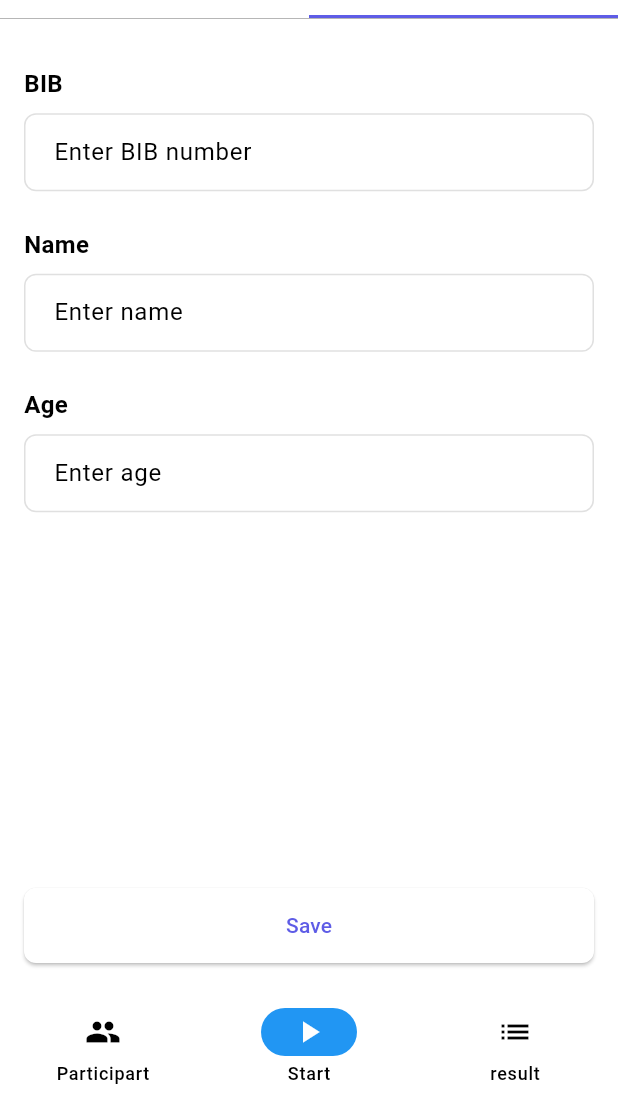
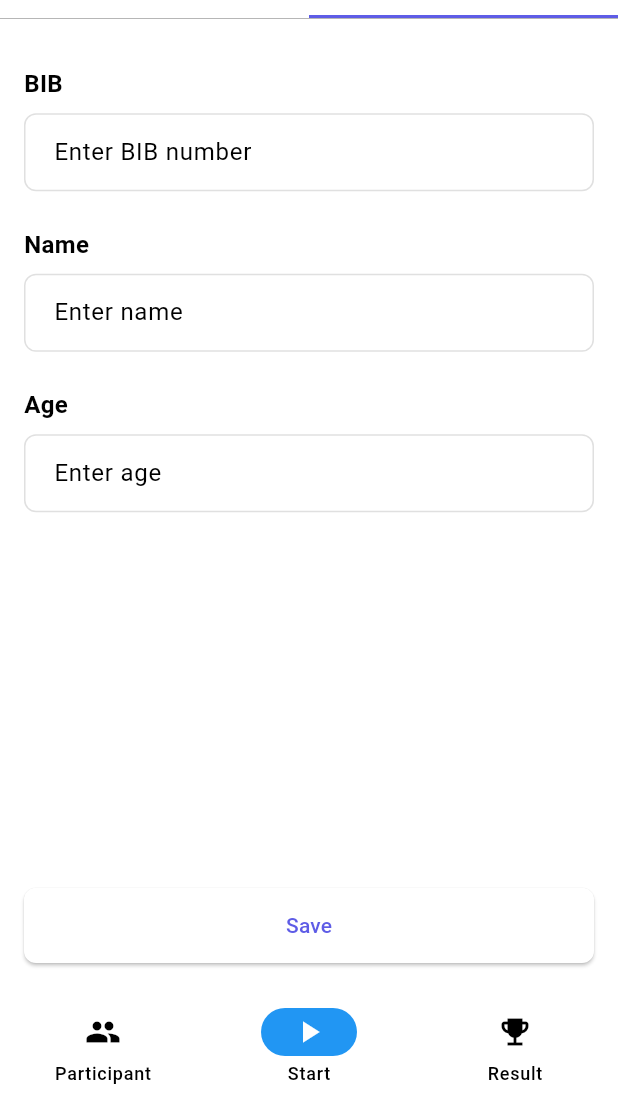
Before and after one commit to PUNLOUE/Flutter_Redo, a Flutter app: the screen it shows after launch, item 2 of the bottom bar chosen, on a phone screen of 412 x 824 dp, the part 129-1236 px from its top. Run offline on Flutter 3.47's test engine with Material 3 defaults, Android fonts, the phone set to English and light mode, and no system bars.

Commit message:
Update navivgationbar

```diff
--- a/lib/providers/item_provider.dart
+++ b/lib/providers/item_provider.dart
@@ -1,5 +1,4 @@
 import 'package:flutter/material.dart';
-
 import '../models/item_model.dart';
 import '../repositories/item_repository.dart';
 
--- a/lib/screens/participant_list_screen.dart
+++ b/lib/screens/participant_list_screen.dart
@@ -5,6 +5,7 @@ import 'package:provider/provider.dart';
 import '../models/item_model.dart';
 import '../providers/item_provider.dart';
 import 'add_participant_screen.dart';
+import '../widgets/race_navigation_bar.dart';
 
 class ParticipantListScreen extends StatefulWidget {
   const ParticipantListScreen({Key? key}) : super(key: key);
@@ -29,26 +30,13 @@ class _ParticipantListScreenState extends State<ParticipantListScreen> {
         elevation: 0,
         centerTitle: true,
       ),
-      bottomNavigationBar: NavigationBar(
-        // You may need to define labelBehavior and currentPageIndex as class variables
-        labelBehavior: NavigationDestinationLabelBehavior.alwaysShow,
+      bottomNavigationBar: RaceNavigationBar(
         selectedIndex: _selectedTabIndex,
         onDestinationSelected: (int index) {
           setState(() {
             _selectedTabIndex = index;
           });
         },
-        destinations: const <Widget>[
-          NavigationDestination(icon: Icon(Icons.group), label: 'Participart'),
-          NavigationDestination(icon: Icon(Icons.play_arrow), label: 'Start'),
-          NavigationDestination(icon: Icon(Icons.list), label: 'result'),
-
-          // NavigationDestination(
-          //   selectedIcon: Icon(Icons.list),
-          //   icon: Icon(Icons.list),
-          //   label: 'Result',
-          // ),
-        ],
       ),
       body: Column(
         children: [
--- /dev/null
+++ b/lib/widgets/race_navigation_bar.dart
@@ -0,0 +1,26 @@
+import 'package:flutter/material.dart';
+
+class RaceNavigationBar extends StatelessWidget {
+  final int selectedIndex;
+  final ValueChanged<int> onDestinationSelected;
+
+  const RaceNavigationBar({
+    Key? key,
+    required this.selectedIndex,
+    required this.onDestinationSelected,
+  }) : super(key: key);
+
+  @override
+  Widget build(BuildContext context) {
+    return NavigationBar(
+      labelBehavior: NavigationDestinationLabelBehavior.alwaysShow,
+      selectedIndex: selectedIndex,
+      onDestinationSelected: onDestinationSelected,
+      destinations: const <Widget>[
+        NavigationDestination(icon: Icon(Icons.group), label: 'Participant'),
+        NavigationDestination(icon: Icon(Icons.play_arrow), label: 'Start'),
+        NavigationDestination(icon: Icon(Icons.emoji_events), label: 'Result'),
+      ],
+    );
+  }
+}
```
Also changed, not shown: 1 other file.
